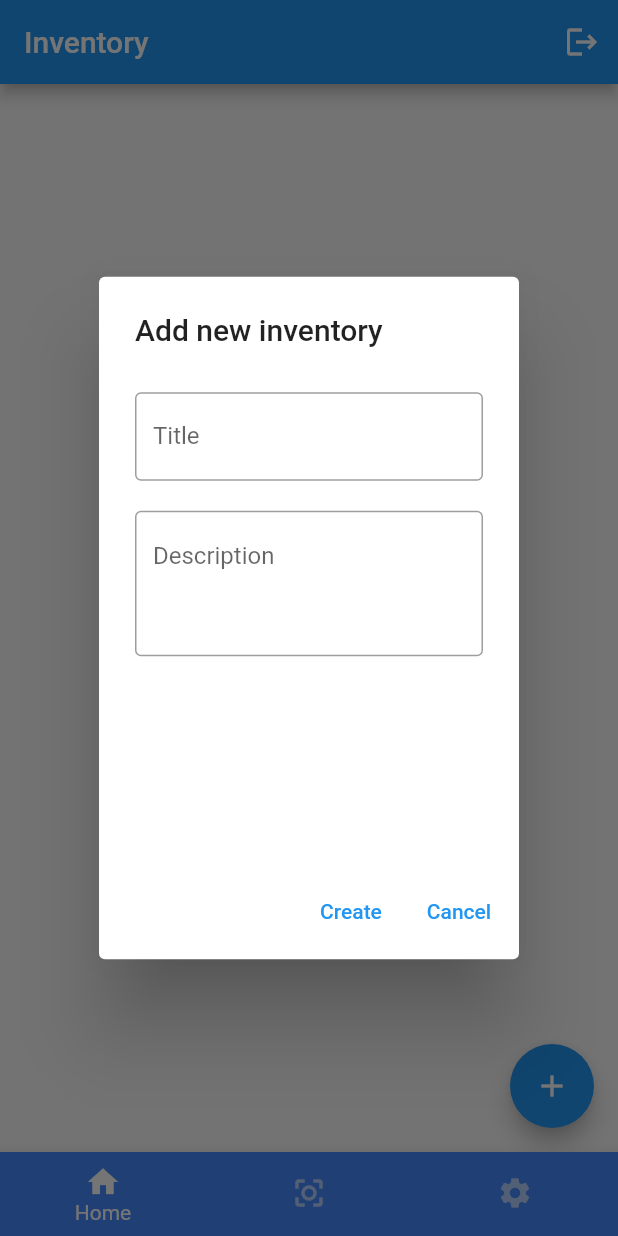
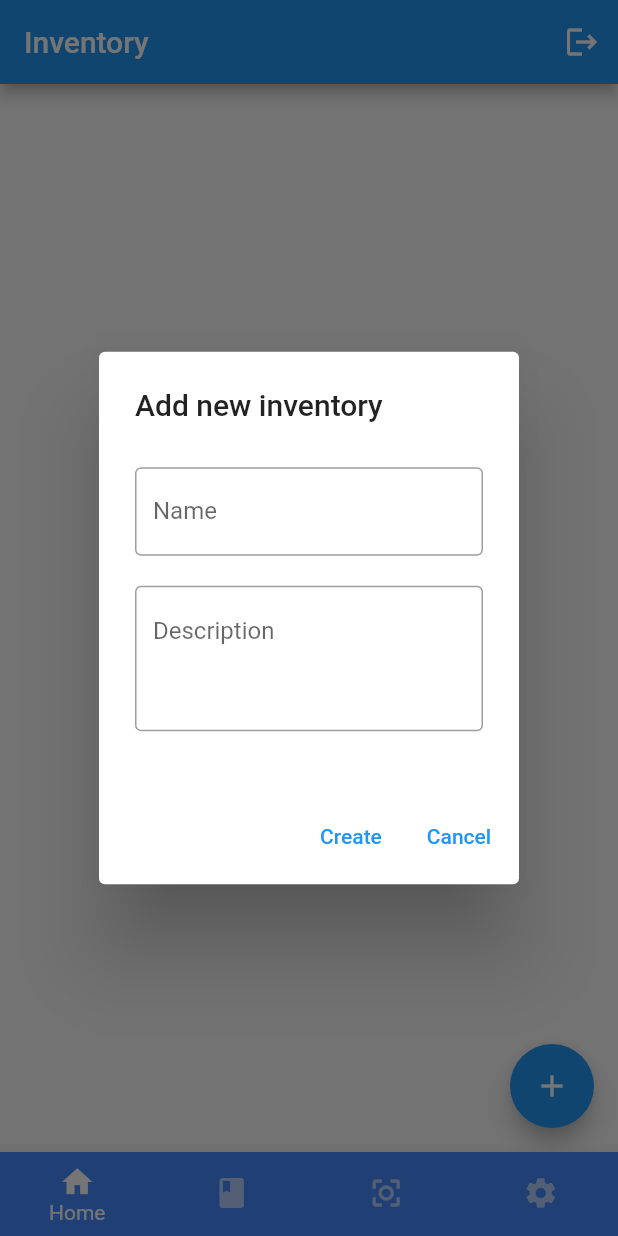
Before and after one commit to Byczax/BRCD, a Flutter app: the screen it shows once a user with an empty profile is signed in, after a tap on the "add" icon, on a phone screen of 412 x 824 dp. Run offline on Flutter 3.47's test engine with Material 2 defaults, Android fonts, the phone set to English and light mode, and no system bars; our stand-ins replace cloud_firestore, firebase_auth, firebase_core, google_sign_in; missing offline and left inert: flutter_barcode_scanner; accounts and stored records are empty.

Commit message:
Add item type view and make more generic add item dialog
Signed-off-by: Damian Raczkowski <idontknow5325@gmail.com>

```diff
--- a/mobile_app/lib/screens/main_page.dart
+++ b/mobile_app/lib/screens/main_page.dart
@@ -1,6 +1,7 @@
 import 'package:flutter/material.dart';
 import 'package:mobile_app/screens/main_views/add_new_item.dart';
 import 'package:mobile_app/screens/main_views/inventory_list_view.dart';
+import 'package:mobile_app/screens/main_views/item_types_list_view.dart';
 import 'package:mobile_app/screens/main_views/settings.dart';
 import 'package:provider/provider.dart';
 
@@ -17,14 +18,16 @@ class _LoggedInViewState extends State<LoggedInView> {
   int _currentIndex = 0;
 
   final List<Widget> _screens = [
-    InventoryList(),
+    const InventoryList(),
+    const ItemTypesListView(),
     const BarCodeScreen(),
-    const SettingsWidget()
+    const SettingsWidget(),
   ];
-  final List<String> _appBarTitles = ["Inventory", "Scanner", "Settings"];
+  final List<String> _appBarTitles = ["Inventory", "Item types", "Scanner", "Settings"];
 
   final _navbarItems = [
     const BottomNavigationBarItem(icon: Icon(Icons.home), label: "Home"),
+    const BottomNavigationBarItem(icon: Icon(Icons.book), label: "Types"),
     const BottomNavigationBarItem(
         icon: Icon(
           Icons.center_focus_strong_outlined,
@@ -40,7 +43,7 @@ class _LoggedInViewState extends State<LoggedInView> {
     return Scaffold(
       appBar: AppBar(title: Text(_appBarTitles[_currentIndex]), actions: [
         IconButton(
-          icon: Icon(Icons.logout),
+          icon: const Icon(Icons.logout),
           onPressed: () {
             final provider =
                 Provider.of<GoogleSignInProvider>(context, listen: false);
@@ -56,17 +59,18 @@ class _LoggedInViewState extends State<LoggedInView> {
       ),
       bottomNavigationBar: BottomNavigationBar(
           key: const Key("navigation-bar"),
+          type: BottomNavigationBarType.fixed,
           backgroundColor: Colors.blueAccent,
           currentIndex: _currentIndex,
           selectedItemColor: Colors.white,
           unselectedItemColor: Colors.white60,
           showUnselectedLabels: false,
           onTap: (index) {
-            if (index == 3) {
-              final provider =
-                  Provider.of<GoogleSignInProvider>(context, listen: false);
-              provider.logout();
-            }
+            // if (index == 3) {
+            //   final provider =
+            //       Provider.of<GoogleSignInProvider>(context, listen: false);
+            //   provider.logout();
+            // }
             setState(() {
               _currentIndex = index;
             });
--- a/mobile_app/lib/screens/main_views/inventory_list_view.dart
+++ b/mobile_app/lib/screens/main_views/inventory_list_view.dart
@@ -3,7 +3,6 @@ import 'package:mobile_app/db/data_models.dart';
 import 'package:mobile_app/db/db_handler.dart';
 import 'package:mobile_app/utils/item.dart';
 import 'package:mobile_app/widgets/add_inventory.dart';
-import 'package:mobile_app/widgets/general_list.dart';
 import 'package:mobile_app/widgets/inventory_details_view.dart';
 
 class InventoryList extends StatefulWidget {
@@ -54,11 +53,12 @@ class _InventoryListState extends State<InventoryList> {
             }
           })),
       floatingActionButton: FloatingActionButton(
+        heroTag: "newInventory",
         onPressed: () {
           showDialog(
               context: context,
               builder: (BuildContext builder) =>
-                  AddInventory(onCreate: onCreate));
+                  AddInventory(titleText: "Add new inventory", onCreate: onCreate));
         },
         child: Icon(Icons.add),
       ),
@@ -66,8 +66,10 @@ class _InventoryListState extends State<InventoryList> {
   }
 
   // TODO: Add behaviour when we deal with cache
-  void onCreate(Inventory inventory) async {
-    bool success = await _db.addInventory(inventory);
+  void onCreate(List<String> inventory) async {
+    final temp = Inventory(
+        inventory[0], inventory[1], [], null);
+    bool success = await _db.addInventory(temp);
     if (success) {
       setState(() {});
     }
--- a/mobile_app/lib/screens/main_views/item_types_list_view.dart
+++ b/mobile_app/lib/screens/main_views/item_types_list_view.dart
@@ -0,0 +1,82 @@
+import 'package:flutter/material.dart';
+import 'package:mobile_app/db/data_models.dart';
+import 'package:mobile_app/db/db_handler.dart';
+import 'package:mobile_app/widgets/add_inventory.dart';
+
+class ItemTypesListView extends StatefulWidget {
+  const ItemTypesListView({Key? key}) : super(key: key);
+
+  @override
+  State<ItemTypesListView> createState() => _ItemTypesListViewState();
+}
+
+class _ItemTypesListViewState extends State<ItemTypesListView> {
+  final DBHandler _db = DBHandler();
+  @override
+  Widget build(BuildContext context) {
+    return Scaffold(
+      body: FutureBuilder(
+          future: _db.getItemTypes(),
+          builder: ((context, snapshot) {
+            if (!snapshot.hasData) {
+              return const Center(
+                child: CircularProgressIndicator(),
+              );
+            } else {
+              List<ItemType> inventories = snapshot.data as List<ItemType>;
+              if (inventories.isEmpty) {
+                return const Center(
+                  child: Text("You have no inventories"),
+                );
+              }
+              return ListView.builder(
+                  itemCount: inventories.length,
+                  itemBuilder: (context, index) => ListTile(
+                    title: Text(inventories[index].name),
+                    onTap: () {
+                      // TODO: Add here dialog which will display details
+                      showDialog(context: context, builder: (BuildContext builder) {
+                        return AlertDialog(title: Text(inventories[index].description),);
+                      });
+                    },
+                    trailing: IconButton(
+                      icon: const Icon(Icons.delete),
+                      onPressed: () {
+                        // onRemove(inventories[index].documentId);
+                      },
+                    ),
+                  ));
+            }
+          })),
+      floatingActionButton: FloatingActionButton(
+        heroTag: "newItemType",
+        onPressed: () {
+          showDialog(
+              context: context,
+              builder: (BuildContext builder) {
+                return AddInventory(onCreate: onCreate, titleText: "Add new item type");
+              });
+                  // AddInventory(onCreate: onCreate));
+        },
+        child: Icon(Icons.add),
+      ),
+    );
+  }
+  void onCreate(List<String> params) async {
+    var itemType = ItemType(params[0], params[1]);
+    bool success = await _db.addItemType(itemType);
+    if (success) {
+      setState(() {
+        print("object");
+      });
+    }
+  }
+
+  void onRemove(String documentId) async {
+    bool success = await _db.removeInventory(documentId);
+
+    if (success) {
+      setState(() {});
+    }
+  }
+}
--- a/mobile_app/lib/widgets/add_inventory.dart
+++ b/mobile_app/lib/widgets/add_inventory.dart
@@ -3,17 +3,18 @@ import 'package:mobile_app/db/data_models.dart';
 import 'package:mobile_app/db/db_handler.dart';
 
 class AddInventory extends StatelessWidget {
-  AddInventory({Key? key, required this.onCreate}) : super(key: key);
+  AddInventory({Key? key, required this.onCreate, required this.titleText}) : super(key: key);
   final TextEditingController _titleController = TextEditingController();
   final TextEditingController _descriptionController = TextEditingController();
+  final String titleText;
   final _formKey = GlobalKey<FormState>();
-  final Function(Inventory) onCreate;
+  final Function(List<String>) onCreate;
   @override
   Widget build(BuildContext context) {
     return AlertDialog(
-      title: const Text("Add new inventory"),
+      title: Text(titleText),
       content: Container(
-        height: 300,
+        height: 200,
         child: Form(
           key: _formKey,
           child: Column(
@@ -22,7 +23,7 @@ class AddInventory extends StatelessWidget {
                   padding: const EdgeInsets.symmetric(vertical: 10),
                   child: TextFormField(
                     decoration: InputDecoration(
-                        border: OutlineInputBorder(), labelText: "Title"),
+                        border: OutlineInputBorder(), labelText: "Name"),
                     controller: _titleController,
                     validator: (value) {
                       if (value == null || value.isEmpty) {
@@ -51,12 +52,13 @@ class AddInventory extends StatelessWidget {
         TextButton(
             onPressed: () async {
               if (_formKey.currentState!.validate()) {
-                final inventory = Inventory(
-                    _titleController.text, _descriptionController.text, [], null);
-                  onCreate(inventory);
+                List<String> parameters = [
+                  _titleController.text,
+                  _descriptionController.text
+                ];
+                  onCreate(parameters);
                 Navigator.pop(context);
               }
-              // showSimpleNotification();
             },
             child: Text("Create")),
         TextButton(
```
Also changed, not shown: mobile_app/lib/widgets/inventory_details_view.dart (+4 -4 lines).
